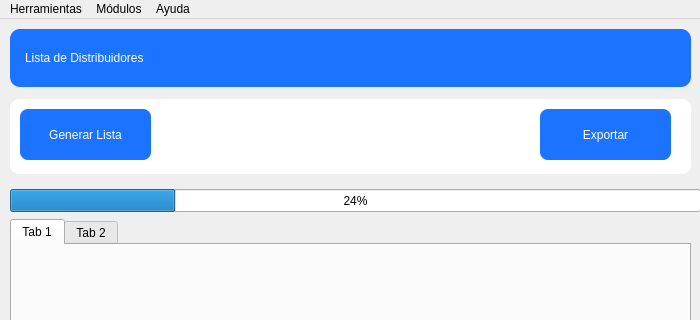
Above: app/lista_distribuidores/ui/view_lista_distribuidores.ui from SamSami25/PyWoo before the change; both pictures show x 0 to 700 and y 0 to 320 of the 700 by 479 pixel window. Below: the same form after it.
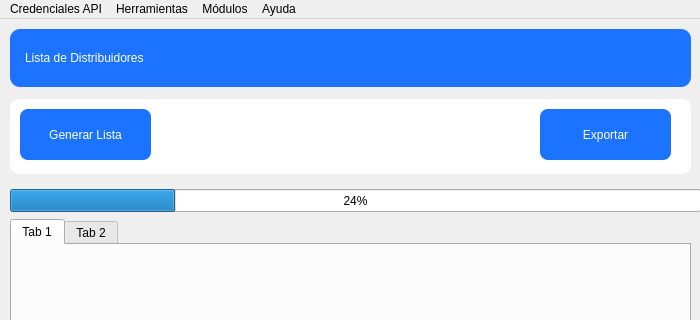
That is the form after the change.

Diff of the .ui file:
```diff
--- a/app/lista_distribuidores/ui/view_lista_distribuidores.ui
+++ b/app/lista_distribuidores/ui/view_lista_distribuidores.ui
@@ -251,6 +251,12 @@
     </property>
     <addaction name="actionAcerca_de"/>
    </widget>
+   <widget class="QMenu" name="menuCredenciales_API">
+    <property name="title">
+     <string>Credenciales API</string>
+    </property>
+   </widget>
+   <addaction name="menuCredenciales_API"/>
    <addaction name="menuHerramientas"/>
    <addaction name="menuM_dulos"/>
    <addaction name="menuAyuda"/>
```
